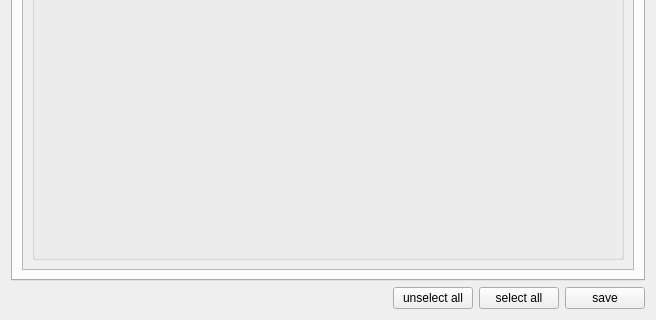
Above: BVB_Manager/tournamentcreator.ui from Sautenko-Andrey/BVB_Manager before the change; both pictures show x 0 to 656 and y 448 to 768 of the 656 by 768 pixel window. Below: the same form after it.
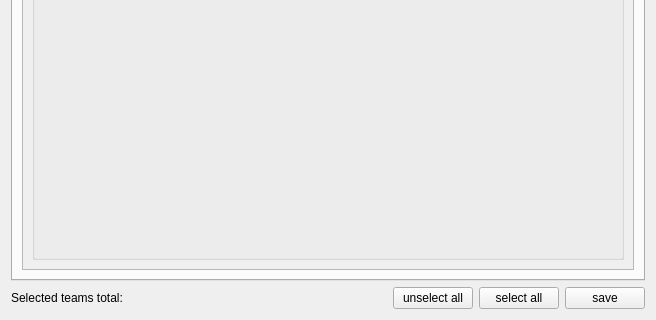
That is the form after the change. Icons and pictures are not drawn.

```diff
--- a/BVB_Manager/tournamentcreator.ui
+++ b/BVB_Manager/tournamentcreator.ui
@@ -19,10 +19,12 @@
   <property name="windowTitle">
    <string>Dialog</string>
   </property>
-  <layout class="QVBoxLayout" name="verticalLayout_5">
+  <layout class="QHBoxLayout" name="horizontalLayout_10">
    <item>
     <layout class="QVBoxLayout" name="verticalLayout_4">
      <item>
+      <layout class="QVBoxLayout" name="verticalLayout_2">
+       <item>
       <layout class="QHBoxLayout" name="horizontalLayout_5">
        <item>
         <layout class="QVBoxLayout" name="verticalLayout">
@@ -241,8 +243,6 @@
       </spacer>
      </item>
      <item>
-      <layout class="QVBoxLayout" name="verticalLayout_2">
-       <item>
         <widget class="QTabWidget" name="tabWidget">
          <property name="minimumSize">
           <size>
@@ -333,8 +333,17 @@
          </widget>
         </widget>
        </item>
+      </layout>
+     </item>
        <item>
         <layout class="QHBoxLayout" name="horizontalLayout_9">
+       <item>
+        <widget class="QLabel" name="teamsCounterLabel">
+         <property name="text">
+          <string>Selected teams total: </string>
+         </property>
+        </widget>
+       </item>
          <item>
           <spacer name="horizontalSpacer_6">
            <property name="orientation">
@@ -342,7 +351,7 @@
            </property>
            <property name="sizeHint" stdset="0">
             <size>
-             <width>278</width>
+           <width>198</width>
              <height>20</height>
             </size>
            </property>
@@ -368,8 +377,6 @@
             <string>save</string>
            </property>
           </widget>
-         </item>
-        </layout>
        </item>
       </layout>
      </item>
```
Lines whose indentation alone changed are shown as unchanged.
